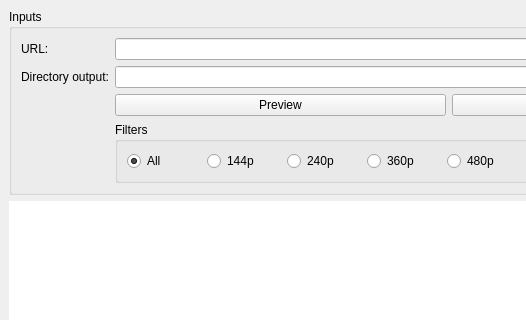
The window that forms/mainWindow.ui (gusttav-lang/Youtube-Downloader) describes before a commit, drawn with Qt 5; both pictures show x 0 to 526 and y 0 to 320 of the 804 by 603 pixel window.
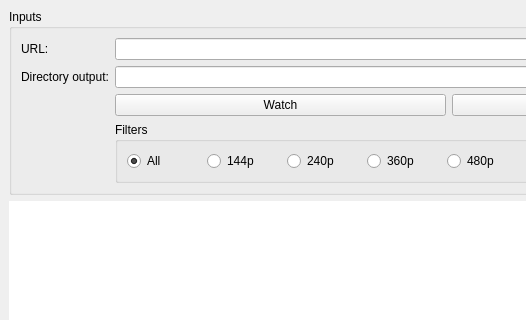
The same window after the commit.

```diff
--- a/forms/mainWindow.ui
+++ b/forms/mainWindow.ui
@@ -56,7 +56,7 @@
          <item>
           <widget class="QPushButton" name="btn_preview">
            <property name="text">
-            <string>Preview</string>
+            <string>Watch</string>
            </property>
           </widget>
          </item>
```
Left out of the diff: 2 changed lines with no effect on the pictures.
